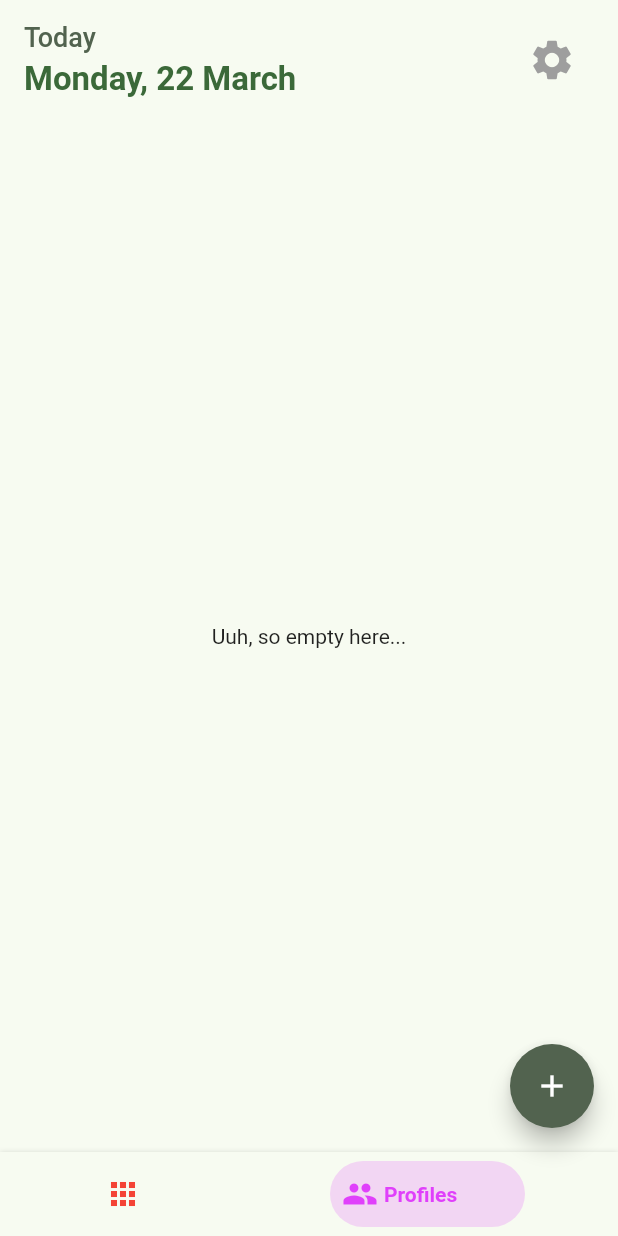
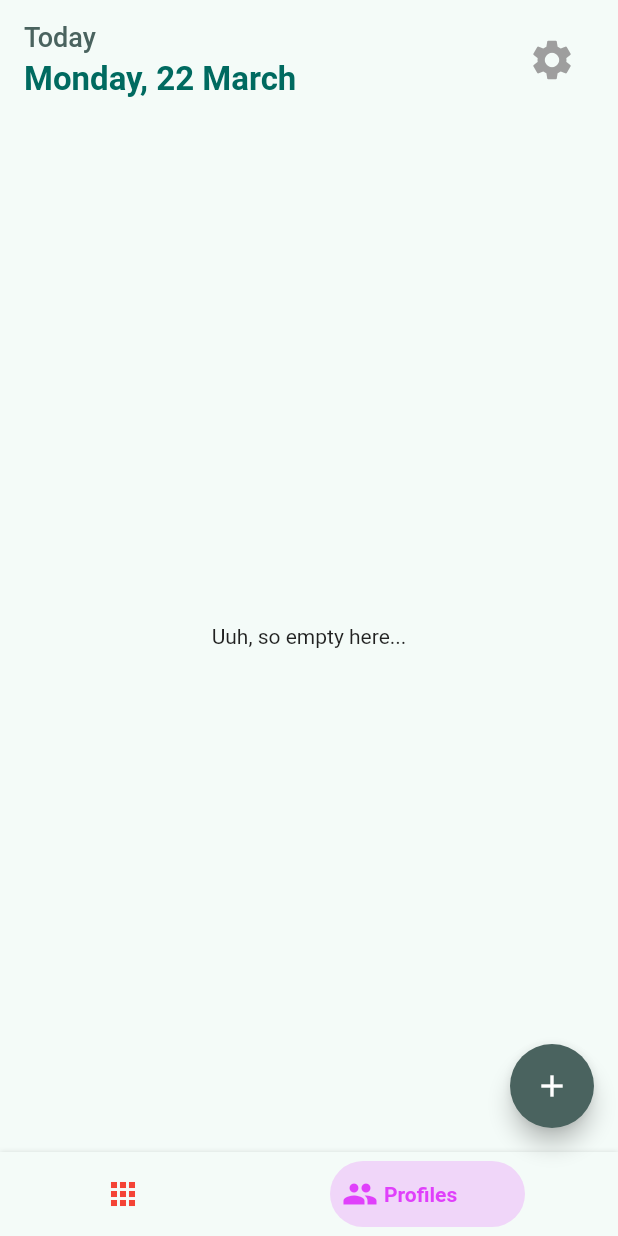
Before and after one commit to KitsuneSamaIX/Uniud-Timetable-App, a Flutter app: the screen it shows after launch, swiped to page 2, on a phone screen of 412 x 824 dp. Run offline on Flutter 3.47's test engine with Material 2 defaults, Android fonts, the light colour scheme and no system bars; drawn by our look-alikes of bottom_navy_bar.

Commit message:
code improvements

```diff
--- a/lib/main.dart
+++ b/lib/main.dart
@@ -13,9 +13,8 @@ class MyApp extends StatelessWidget {
     return MaterialApp(
       title: 'UNIUD Timetable App',
       theme: ThemeData(
-        colorSchemeSeed: Colors.green,
+        colorSchemeSeed: Colors.teal,
         brightness: Brightness.light,
-        // backgroundColor: Colors.white,
       ),
       home: const HomePage(),
     );
--- a/lib/pages/main_pages/home_page.dart
+++ b/lib/pages/main_pages/home_page.dart
@@ -138,6 +138,7 @@ class _HomePageState extends State<HomePage> {
         ),
       ),
       bottomNavigationBar: BottomNavyBar(
+        backgroundColor: Theme.of(context).colorScheme.background,
         mainAxisAlignment: MainAxisAlignment.spaceAround,
         selectedIndex: _selectedIndex,
         showElevation: true,
```
